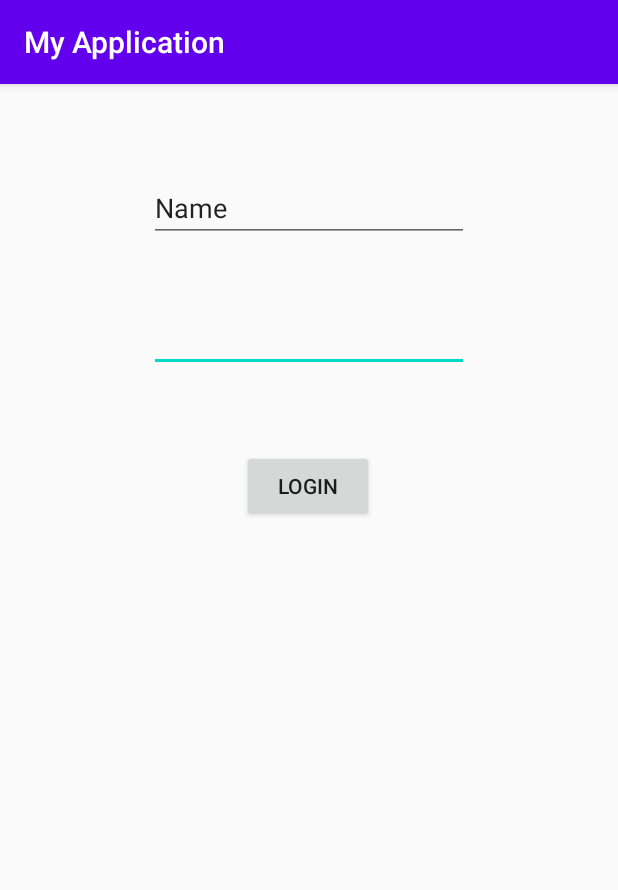
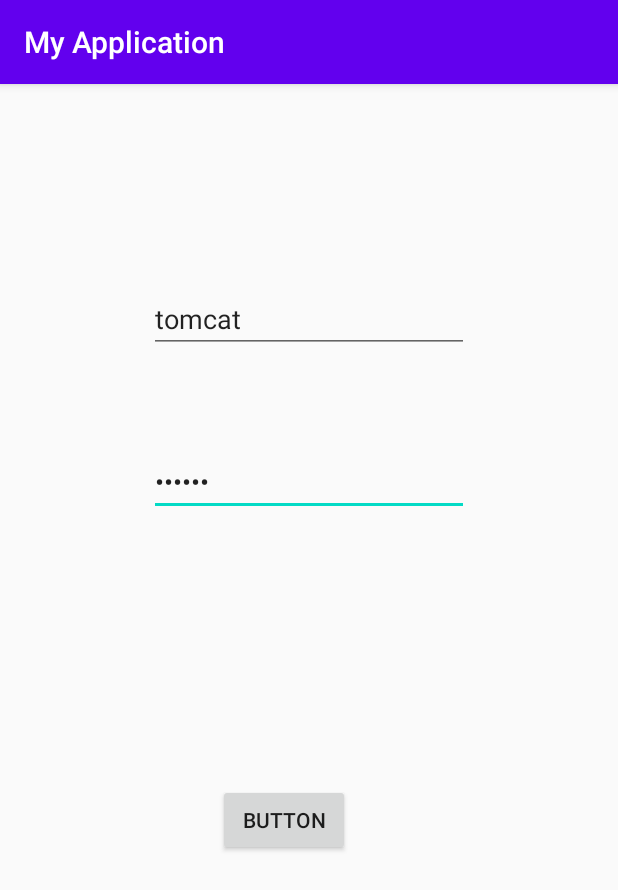
Before and after one commit to yongniuniu/AndoridProject, an Android app: the screen it shows after launch (MainActivity), on a phone screen of 412 x 824 dp. Shown: the top 890 px of the screen. Run offline under Robolectric (Android 15) with nearby library versions, the phone set to English and light mode, and no system bars.

Commit message:
7月5日

```diff
--- a/app/src/main/AndroidManifest.xml
+++ b/app/src/main/AndroidManifest.xml
@@ -9,6 +9,8 @@
         android:roundIcon="@mipmap/ic_launcher_round"
         android:supportsRtl="true"
         android:theme="@style/AppTheme">
+        <activity android:name=".IndexActivity"></activity>
+        <activity android:name=".ItemActivity"></activity>
         <activity android:name=".MainActivity">
             <intent-filter>
                 <action android:name="android.intent.action.MAIN" />
--- a/app/src/main/java/com/example/myapplication/Callbacks.java
+++ b/app/src/main/java/com/example/myapplication/Callbacks.java
@@ -1,6 +1,6 @@
 package com.example.myapplication;
 
 public interface Callbacks {
+
     void onItemSelected(int id);
-
 }
--- a/app/src/main/java/com/example/myapplication/ListFragment.java
+++ b/app/src/main/java/com/example/myapplication/ListFragment.java
@@ -18,7 +18,8 @@ public class ListFragment extends Fragment {
     @Override
     public View onCreateView(@NonNull LayoutInflater inflater, @Nullable ViewGroup container, @Nullable Bundle savedInstanceState) {
         //Fragment加载布局文件，得到一个view组件
-        View view =  inflater.inflate(R.layout.fragment_list,container,false);
+        View view = inflater.inflate(R.layout.fragment_list,container,false);
+
         ListView listView = view.findViewById(R.id.listview);
         listView.setOnItemClickListener(new AdapterView.OnItemClickListener() {
             @Override
@@ -33,6 +34,6 @@ public class ListFragment extends Fragment {
     @Override
     public void onAttach(@NonNull Context context) {
         super.onAttach(context);
-        callbacks = (Callbacks) context;
+        callbacks = (Callbacks) context;//context是一个环境变量
     }
 }
--- a/app/src/main/java/com/example/myapplication/MainActivity.java
+++ b/app/src/main/java/com/example/myapplication/MainActivity.java
@@ -1,7 +1,7 @@
 package com.example.myapplication;
+
 import androidx.appcompat.app.AppCompatActivity;
 
-import android.app.Fragment;
 import android.content.Intent;
 import android.os.Bundle;
 import android.view.View;
@@ -11,38 +11,44 @@ import android.widget.Toast;
 import java.util.HashMap;
 import java.util.Map;
 import java.util.concurrent.ExecutionException;
+/**
+ * 完整的项目代码
+ * 1704020221 黄丽红
+ */
+import okhttp3.OkHttpClient;
 
 public class MainActivity extends AppCompatActivity {
-   private  EditText editText1;
-   private EditText editText2;
+
+    private EditText editText5;
+    private EditText editText7;
     @Override
     protected void onCreate(Bundle savedInstanceState) {
         super.onCreate(savedInstanceState);
         setContentView(R.layout.activity_main);
-        editText1=findViewById(R.id.editText1);
-        editText2=findViewById(R.id.editText2);
-        initView();
+        editText5 = findViewById(R.id.editText5);
+        editText7 = findViewById(R.id.editText7);
     }
-    public void tetsgetRequest(View view) throws ExecutionException, InterruptedException {
-        System.out.println(OkHttpUtil.getReuest("https://www.baidu.com"));
+
+    public void testgetRequest(View view) throws ExecutionException, InterruptedException {
+        System.out.println(OkHttpUtil.getRequest("http://www.baidu.com"));
     }
-    public void tetsgetPost(View view) throws ExecutionException, InterruptedException {
-      Map<String,String> map=new HashMap<String ,String>(){{
-          put("username",editText1.getText().toString());
-          put("password",editText2.getText().toString());
-      }};
-        String result=OkHttpUtil.postReuest("http://172.18.85.254:8080/auction/api/users/login",map);
-        if (result!=null && result.equals("1")){
-            Intent intent=new Intent(this,IndexActivity.class);
+
+    public void testpostRequest(View view) throws ExecutionException, InterruptedException {
+        Map<String, String> map = new HashMap<>();
+        map.put("username",editText5.getText().toString());
+        map.put("userpass",editText7.getText().toString());
+        System.out.println(map);
+        String result = OkHttpUtil.postRequest("http://172.18.85.254:8080/auction/api/users/login",map);
+
+        if (result != null && result.equals("1")){
+            Intent intent = new Intent(this,IndexActivity.class);
             startActivity(intent);
-        }else{
+        }else {
             Toast.makeText(this,"登录失败",Toast.LENGTH_LONG).show();
         }
-    }
-    private void initView(){
-        editText1=findViewById(R.id.editText1);
-        editText2=findViewById(R.id.editText2);
+
     }
 
 
+
 }
--- a/app/src/main/java/com/example/myapplication/MyItemRecyclerViewAdapter.java
+++ b/app/src/main/java/com/example/myapplication/MyItemRecyclerViewAdapter.java
@@ -7,8 +7,8 @@ import android.view.View;
 import android.view.ViewGroup;
 import android.widget.TextView;
 
-import com.example.myapplication.ItemFragment.OnListFragmentInteractionListener;
-import com.example.myapplication.dummy.DummyContent.DummyItem;
+import com.example.qimotest.ItemFragment.OnListFragmentInteractionListener;
+import com.example.qimotest.dummy.DummyContent.DummyItem;
 
 import java.util.List;
 
--- a/app/src/main/res/layout/activity_index.xml
+++ b/app/src/main/res/layout/activity_index.xml
@@ -8,13 +8,12 @@
 
     <fragment
         android:id="@+id/fragment"
+        android:name="com.example.qimotest.ListFragment"
         android:layout_width="match_parent"
         android:layout_height="match_parent"
-        android:name="com.example.myapplication.ListFragment"
         app:layout_constraintBottom_toBottomOf="parent"
         app:layout_constraintEnd_toEndOf="parent"
         app:layout_constraintStart_toStartOf="parent"
         app:layout_constraintTop_toTopOf="parent"
         />
-
 </androidx.constraintlayout.widget.ConstraintLayout>
--- a/app/src/main/res/layout/activity_main.xml
+++ b/app/src/main/res/layout/activity_main.xml
@@ -7,35 +7,35 @@
     tools:context=".MainActivity">
 
     <Button
-        android:id="@+id/button1"
+        android:id="@+id/button"
         android:layout_width="wrap_content"
         android:layout_height="wrap_content"
-        android:layout_marginTop="244dp"
-        android:onClick="tetsgetPost"
-        android:text="login"
-        app:layout_constraintEnd_toEndOf="parent"
-        app:layout_constraintHorizontal_bias="0.498"
-        app:layout_constraintStart_toStartOf="parent"
-        app:layout_constraintTop_toTopOf="parent" />
+        android:layout_marginStart="145dp"
+        android:layout_marginBottom="253dp"
+        android:onClick="testpostRequest"
+        android:text="Button"
+        app:layout_constraintBottom_toBottomOf="parent"
+        app:layout_constraintStart_toStartOf="parent" />
 
     <EditText
-        android:id="@+id/editText2"
+        android:id="@+id/editText7"
         android:layout_width="wrap_content"
         android:layout_height="wrap_content"
-        android:layout_marginTop="41dp"
+        android:layout_marginTop="63dp"
         android:ems="10"
         android:inputType="textPassword"
-        app:layout_constraintStart_toStartOf="@+id/editText1"
-        app:layout_constraintTop_toBottomOf="@+id/editText1" />
+        android:text="tomcat"
+        app:layout_constraintStart_toStartOf="@+id/editText5"
+        app:layout_constraintTop_toBottomOf="@+id/editText5" />
 
     <EditText
-        android:id="@+id/editText1"
+        android:id="@+id/editText5"
         android:layout_width="wrap_content"
         android:layout_height="wrap_content"
-        android:layout_marginTop="60dp"
+        android:layout_marginTop="134dp"
         android:ems="10"
         android:inputType="textPersonName"
-        android:text="Name"
+        android:text="tomcat"
         app:layout_constraintEnd_toEndOf="parent"
         app:layout_constraintStart_toStartOf="parent"
         app:layout_constraintTop_toTopOf="parent" />
--- a/app/src/main/res/layout/fragment_item_list.xml
+++ b/app/src/main/res/layout/fragment_item_list.xml
@@ -3,7 +3,7 @@
     xmlns:app="http://schemas.android.com/apk/res-auto"
     xmlns:tools="http://schemas.android.com/tools"
     android:id="@+id/list"
-    android:name="com.example.myapplication.ItemFragment"
+    android:name="com.example.qimotest.ItemFragment"
     android:layout_width="match_parent"
     android:layout_height="match_parent"
     android:layout_marginLeft="16dp"
```
Also changed, not shown: app/src/main/java/com/example/myapplication/AddItemActivity.java (added, +94 -0 lines), app/src/main/java/com/example/myapplication/IndexActivity.java (+2 -6 lines), app/src/main/java/com/example/myapplication/ItemActivity.java (+11 -4 lines), app/src/main/java/com/example/myapplication/ItemFragment.java (+40 -3 lines), app/src/main/java/com/example/myapplication/OkHttpUtil.java (+54 -48 lines), app/src/main/res/layout/activity_add_item.xml (added, +116 -0 lines), app/src/main/res/layout/activity_item.xml (+25 -5 lines), app/src/main/res/layout/fragment_list.xml (+6 -4 lines).
